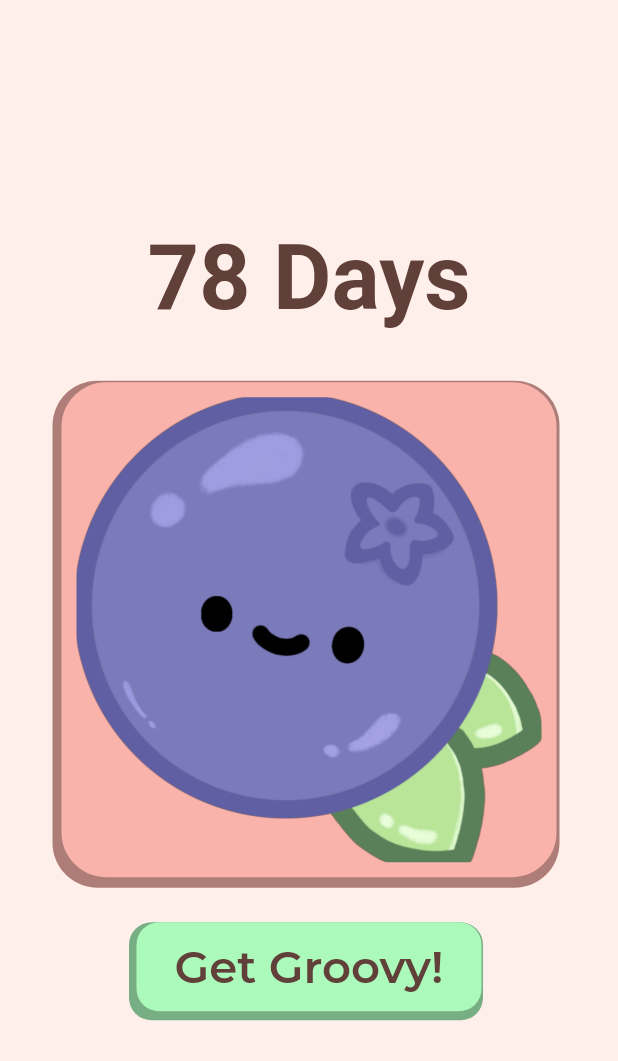
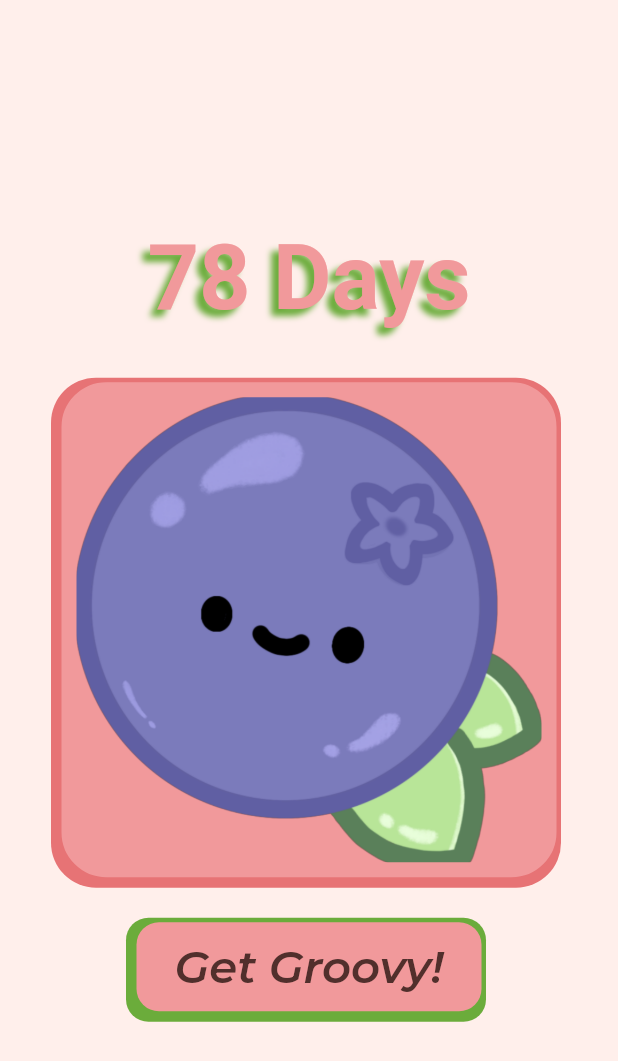
Before and after one commit to lucyyyli/78DaysProject, a Flutter app: the screen it shows after launch, on a phone screen of 412 x 824 dp. Shown: the top 1061 px of the screen. Run offline on Flutter 3.47's test engine with Material 3 defaults, Android fonts, the phone set to English and light mode, and no system bars; our stand-ins replace google_fonts, simple_animations; Roboto replaces fonts that are missing (Shrikhand).

Commit message:
update colours

```diff
--- a/lib/constants/app_theme.dart
+++ b/lib/constants/app_theme.dart
@@ -26,12 +26,18 @@ class AppThemeData {
   }
 
   static const ColorScheme colorScheme = ColorScheme(
-    primary: Color(0xfff9b3ab),
-    primaryContainer: Color(0xFFae7d78),
+    // primary: Color(0xFFf9baab),
+    primary: Color(0xfff1999b),
+    primaryContainer: Color(0xFFe77375),
+    // primaryContainer: Color(0xFFB65256),
+    // primaryContainer: Color(0xFFae8278),
     secondary: Color(0xFFffefeb),
-    tertiary: Color(0xFFabf9bb),
-    tertiaryContainer: Color(0xFF78ae83),
-    surface: Color(0xFF604039),
+    secondaryContainer: Color(0xFFe77375),
+    // tertiary: Color(0xFFE6666B),
+    tertiary: Color(0xfff1999b),
+    tertiaryContainer: Color(0xFF6BAC3B),
+    surface: Color(0xFF512F2C),
+    // surface: Color(0xFF604039),
     error: _lightFillColor,
     onError: _lightFillColor,
     onPrimary: Color(0xFF604039),
@@ -52,23 +58,37 @@ class AppThemeData {
     headlineMedium: GoogleFonts.shrikhand(
         fontWeight: _semiBold, fontSize: 40.0, color: colorScheme.surface),
     headlineLarge: GoogleFonts.shrikhand(
-        fontWeight: _bold, fontSize: 60.0, color: colorScheme.surface),
-
+      fontWeight: _bold,
+      fontSize: 60.0,
+      color: colorScheme.tertiary,
+      shadows: <Shadow>[
+        Shadow(
+          offset: Offset(-5.0, 5.0),
+          blurRadius: 5.0,
+          color: colorScheme.tertiaryContainer,
+        ),
+        // Shadow(
+        //   offset: Offset(-3.0, 3.0),
+        //   blurRadius: 8.0,
+        //   color: Color.fromARGB(125, 0, 0, 255),
+        // )
+      ],
+    ),
     titleSmall: GoogleFonts.montserrat(
         fontWeight: _medium, fontSize: 14.0, color: colorScheme.surface),
     titleMedium: GoogleFonts.montserrat(
         fontWeight: _medium, fontSize: 20.0, color: colorScheme.surface),
     titleLarge: GoogleFonts.montserrat(
-        fontWeight: _semiBold, fontSize: 30.0, color: colorScheme.surface),
-
+        fontWeight: _semiBold,
+        fontSize: 30.0,
+        color: colorScheme.surface,
+    fontStyle: FontStyle.italic),
     bodySmall: GoogleFonts.montserrat(fontWeight: _regular, fontSize: 14.0),
     bodyMedium: GoogleFonts.montserrat(fontWeight: _regular, fontSize: 16.0),
     bodyLarge: GoogleFonts.montserrat(fontWeight: _regular, fontSize: 18.0),
-
     displaySmall: GoogleFonts.montserrat(fontWeight: _bold, fontSize: 14.0),
     displayMedium: GoogleFonts.montserrat(fontWeight: _bold, fontSize: 16.0),
     displayLarge: GoogleFonts.montserrat(fontWeight: _bold, fontSize: 18.0),
-
     labelSmall: GoogleFonts.montserrat(fontWeight: _medium, fontSize: 14.0),
     labelMedium: GoogleFonts.montserrat(fontWeight: _medium, fontSize: 16.0),
     labelLarge: GoogleFonts.montserrat(fontWeight: _medium, fontSize: 18.0),
--- a/lib/ui/home.dart
+++ b/lib/ui/home.dart
@@ -73,22 +73,6 @@ class _HomeScreenState extends State<HomeScreen> {
                   "78 Days",
                   textAlign: TextAlign.center,
                   style: Theme.of(context).textTheme.headlineLarge,
-                  // style: TextStyle(
-                  //   shadows: <Shadow>[
-                  //     Shadow(
-                  //       offset: Offset(-3.0, 3.0),
-                  //       blurRadius: 3.0,
-                  //       color: Theme.of(context).colorScheme.secondaryContainer,
-                  //     ),
-                  //     Shadow(
-                  //       offset: Offset(-3.0, 3.0),
-                  //       blurRadius: 8.0,
-                  //       color: Color.fromARGB(125, 0, 0, 255),
-                  //     )
-                  //   ],
-                  //   color: Theme.of(context).colorScheme.primaryContainer,
-                  //   // fontStyle: Theme.of(context).textTheme.headlineLarge,
-                  // ),
                 )),
             SizedBox(height: 30),
             Container(
@@ -102,9 +86,9 @@ class _HomeScreenState extends State<HomeScreen> {
                 boxShadow: [
                   BoxShadow(
                     color: AppThemeData.appTheme.colorScheme.primaryContainer,
-                    spreadRadius: 4,
+                    spreadRadius: 5,
                     blurRadius: 0,
-                    offset: Offset(-2, 3), // changes position of shadow
+                    offset: Offset(-2, 2), // changes position of shadow
                   )
                 ],
                 image: DecorationImage(
@@ -118,18 +102,18 @@ class _HomeScreenState extends State<HomeScreen> {
               padding: EdgeInsets.all(5.0),
               width: 230,
               decoration: BoxDecoration(
+                color: AppThemeData.appTheme.colorScheme.tertiary,
                 borderRadius: BorderRadius.all(
                   Radius.circular(15),
                 ),
                 boxShadow: [
                   BoxShadow(
                     color: AppThemeData.appTheme.colorScheme.tertiaryContainer,
-                    spreadRadius: 3,
+                    spreadRadius: 5,
                     blurRadius: 0,
-                    offset: Offset(-2, 3), // changes position of shadow
+                    offset: Offset(-2, 2), // changes position of shadow
                   )
                 ],
-                color: AppThemeData.appTheme.colorScheme.tertiary,
               ),
               child: TextButton(
                 onPressed: () {
```
